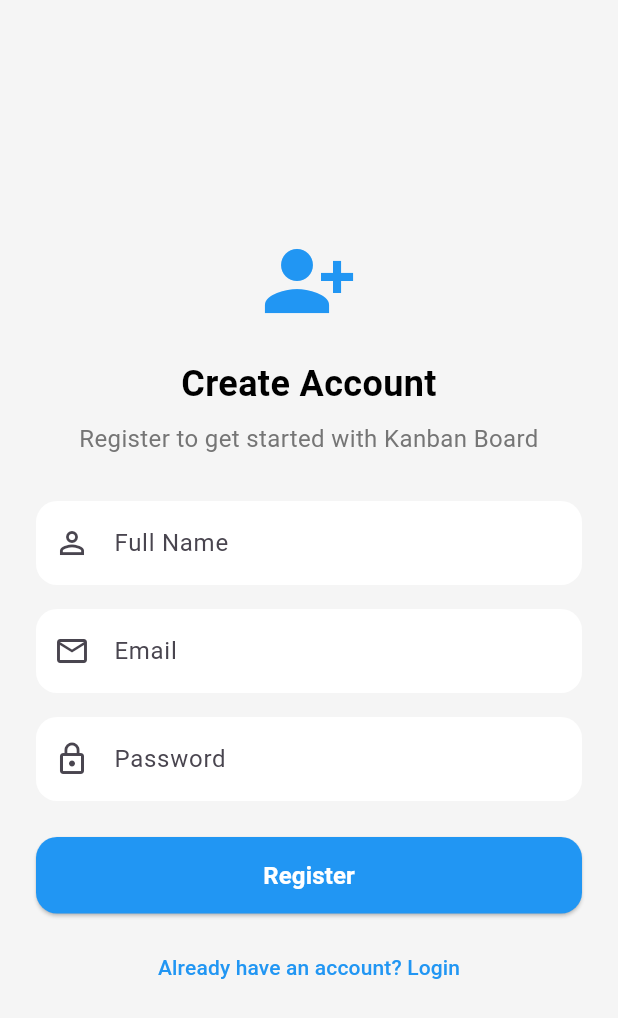
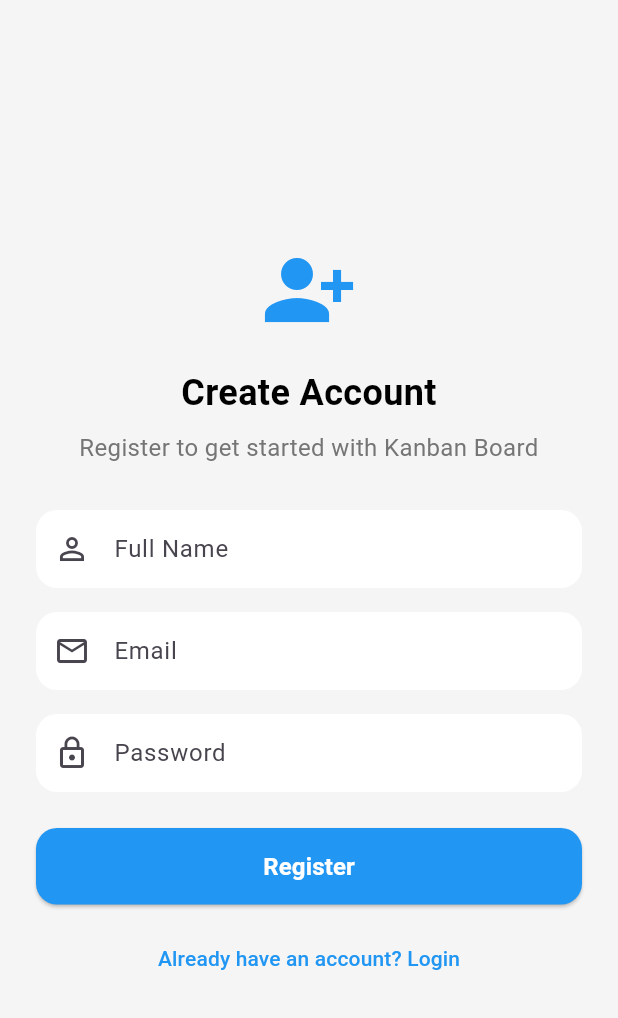
Before and after one commit to HardipMachi/kanban, a Flutter app: the KanbanScreen screen opened by its route, after a tap on the "logout" icon, after a tap on "Don't have an account? Register", on a phone screen of 412 x 824 dp. Shown: the top 1018 px of the screen. Run offline on Flutter 3.47's test engine with Material 3 defaults, Android fonts, the phone set to English and light mode, and no system bars; our stand-ins replace cloud_firestore, firebase_auth, firebase_core, flutter_riverpod, go_router; accounts and stored records are empty.

Commit message:
strings added in localization file

```diff
--- a/lib/features/auth/data/repository_impl/auth_repository_impl.dart
+++ b/lib/features/auth/data/repository_impl/auth_repository_impl.dart
@@ -1,4 +1,5 @@
 import 'package:firebase_auth/firebase_auth.dart';
+import 'package:kanban/app/app_constants/app_Strings.dart';
 import 'package:kanban/features/auth/data/model/user_model.dart';
 import 'package:kanban/features/auth/domain/entities/user_entity.dart';
 import 'package:kanban/features/auth/domain/repositories/auth_repository.dart';
@@ -22,7 +23,7 @@ class AuthRepositoryImpl implements AuthRepository {
     } on FirebaseAuthException {
       rethrow;
     } catch (e) {
-      throw Exception('Unexpected error: $e');
+      throw Exception('${AppStrings.unexpectedError} $e');
     }
   }
 
@@ -42,7 +43,7 @@ class AuthRepositoryImpl implements AuthRepository {
     } on FirebaseAuthException {
       rethrow;
     } catch (e) {
-      throw Exception('Unexpected error: $e');
+      throw Exception('${AppStrings.unexpectedError} $e');
     }
   }
 
--- a/lib/features/auth/presentation/di/auth_notifiers/auth_notifiers.dart
+++ b/lib/features/auth/presentation/di/auth_notifiers/auth_notifiers.dart
@@ -1,6 +1,7 @@
 import 'package:flutter/material.dart';
 import 'package:flutter_riverpod/flutter_riverpod.dart';
 import 'package:firebase_auth/firebase_auth.dart';
+import 'package:kanban/app/app_constants/app_Strings.dart';
 import 'package:kanban/features/auth/domain/entities/user_entity.dart';
 import 'package:kanban/features/auth/domain/usecases/login_usecase.dart';
 import 'package:kanban/features/auth/domain/usecases/logout_usecase.dart';
@@ -49,7 +50,7 @@ class AuthNotifier extends StateNotifier<AsyncValue<UserEntity?>> {
 
   // ------------------- LOGIN -------------------
   Future<void> login() async {
-    if (!validate()) throw Exception('Please fill all fields');
+    if (!validate()) throw Exception(AppStrings.fillDetail);
     try {
       state = const AsyncValue.loading();
       final user = await loginUseCase.call(
@@ -68,7 +69,7 @@ class AuthNotifier extends StateNotifier<AsyncValue<UserEntity?>> {
 
   // ------------------- REGISTER -------------------
   Future<void> register() async {
-    if (!validate(isRegister: true)) throw Exception('Please fill all fields');
+    if (!validate(isRegister: true)) throw Exception(AppStrings.fillDetail);
     try {
       state = const AsyncValue.loading();
       final user = await registerUseCase.call(
--- a/lib/features/auth/presentation/screens/login_screen.dart
+++ b/lib/features/auth/presentation/screens/login_screen.dart
@@ -9,6 +9,7 @@ import 'package:kanban/app/app_routes/app_router.dart';
 import 'package:kanban/core/utils/toast_util.dart';
 import 'package:kanban/features/auth/presentation/di/auth_providers/auth-providers.dart';
 import 'package:kanban/features/auth/presentation/di/auth_providers/auth_form_providers.dart';
+import 'package:kanban/features/auth/presentation/shared_widgets/custom_text_field.dart';
 import 'package:kanban/generated/s.dart';
 
 class LoginScreen extends ConsumerWidget {
@@ -37,47 +38,29 @@ class LoginScreen extends ConsumerWidget {
               const SizedBox(height: 20),
               Text(S.of(context)!.welcome, textAlign: TextAlign.center, style: AppTextStyles.heading),
               const SizedBox(height: 8),
-              const Text(
-                AppStrings.loginSubHeading,
+              Text(
+                S.of(context)!.loginSubHeading,
                 textAlign: TextAlign.center,
                 style: AppTextStyles.subHeading,
               ),
               const SizedBox(height: 30),
 
-              // Email TextField
-              TextField(
+              CustomTextField(
                 controller: authNotifier.emailController,
-                decoration: InputDecoration(
-                  prefixIcon: const Icon(Icons.email_outlined),
-                  labelText: S.of(context)!.emailLabel,
-                  filled: true,
-                  fillColor: AppColors.white,
-                  border: OutlineInputBorder(
-                    borderRadius: BorderRadius.circular(14),
-                    borderSide: BorderSide.none,
-                  ),
-                ),
+                label: S.of(context)!.emailLabel,
+                prefixIcon: Icons.email_outlined,
                 keyboardType: TextInputType.emailAddress,
               ),
               const SizedBox(height: 16),
 
-              // Password TextField
-              TextField(
+              CustomTextField(
                 controller: authNotifier.passwordController,
-                decoration: InputDecoration(
-                  prefixIcon: const Icon(Icons.lock_outline),
-                  labelText: S.of(context)!.passwordLabel,
-                  filled: true,
-                  fillColor: AppColors.white,
-                  border: OutlineInputBorder(
-                    borderRadius: BorderRadius.circular(14),
-                    borderSide: BorderSide.none,
-                  ),
-                ),
+                label: S.of(context)!.passwordLabel,
+                prefixIcon: Icons.lock_outline,
                 obscureText: true,
               ),
+
               const SizedBox(height: 24),
-
               // Login Button
               ElevatedButton(
                 style: AppButtonStyles.primary,
--- a/lib/features/auth/presentation/screens/register_screen.dart
+++ b/lib/features/auth/presentation/screens/register_screen.dart
@@ -8,6 +8,7 @@ import 'package:kanban/app/app_routes/app_router.dart';
 import 'package:kanban/core/utils/toast_util.dart';
 import 'package:kanban/features/auth/presentation/di/auth_providers/auth-providers.dart';
 import 'package:kanban/features/auth/presentation/di/auth_providers/auth_form_providers.dart';
+import 'package:kanban/features/auth/presentation/shared_widgets/custom_text_field.dart';
 import 'package:kanban/generated/s.dart';
 
 class RegisterScreen extends ConsumerWidget {
@@ -43,52 +44,25 @@ class RegisterScreen extends ConsumerWidget {
               ),
               const SizedBox(height: 30),
 
-              // Name TextField
-              TextField(
+              CustomTextField(
                 controller: authNotifier.nameController,
-                decoration: InputDecoration(
-                  prefixIcon: const Icon(Icons.person_outline),
-                  labelText: S.of(context)!.registerName,
-                  filled: true,
-                  fillColor: AppColors.white,
-                  border: OutlineInputBorder(
-                    borderRadius: BorderRadius.circular(14),
-                    borderSide: BorderSide.none,
-                  ),
-                ),
+                label: S.of(context)!.registerName,
+                prefixIcon: Icons.person_outline,
               ),
               const SizedBox(height: 16),
 
-              // Email TextField
-              TextField(
+              CustomTextField(
                 controller: authNotifier.emailController,
-                decoration: InputDecoration(
-                  prefixIcon: const Icon(Icons.email_outlined),
-                  labelText: S.of(context)!.emailLabel,
-                  filled: true,
-                  fillColor: AppColors.white,
-                  border: OutlineInputBorder(
-                    borderRadius: BorderRadius.circular(14),
-                    borderSide: BorderSide.none,
-                  ),
-                ),
+                label: S.of(context)!.emailLabel,
+                prefixIcon: Icons.email_outlined,
                 keyboardType: TextInputType.emailAddress,
               ),
               const SizedBox(height: 16),
 
-              // Password TextField
-              TextField(
+              CustomTextField(
                 controller: authNotifier.passwordController,
-                decoration: InputDecoration(
-                  prefixIcon: const Icon(Icons.lock_outline),
-                  labelText: S.of(context)!.passwordLabel,
-                  filled: true,
-                  fillColor: AppColors.white,
-                  border: OutlineInputBorder(
-                    borderRadius: BorderRadius.circular(14),
-                    borderSide: BorderSide.none,
-                  ),
-                ),
+                label: S.of(context)!.passwordLabel,
+                prefixIcon: Icons.lock_outline,
                 obscureText: true,
               ),
               const SizedBox(height: 24),
@@ -102,7 +76,9 @@ class RegisterScreen extends ConsumerWidget {
                   try {
                     await authNotifier.register();
                     final user = ref.read(authNotifierProvider).value;
-                    if (context.mounted) showToast(context, S.of(context)!.registerSuccess, isSuccess: true);
+                    if (context.mounted) {
+                      showToast(context, S.of(context)!.registerSuccess, isSuccess: true);
+                    }
                     if (user != null) appRouter.go(AppRouteNames.login);
                   } catch (e) {
                     if (context.mounted) showToast(context, e.toString(), isSuccess: false);
--- /dev/null
+++ b/lib/features/auth/presentation/shared_widgets/custom_text_field.dart
@@ -0,0 +1,45 @@
+import 'package:flutter/material.dart';
+import 'package:kanban/app/app_constants/app_colors.dart';
+
+class CustomTextField extends StatelessWidget {
+  final TextEditingController controller;
+  final String label;
+  final IconData? prefixIcon;
+  final bool obscureText;
+  final TextInputType keyboardType;
+  final int maxLines;
+  final bool enabled;
+
+  const CustomTextField({
+    super.key,
+    required this.controller,
+    required this.label,
+    this.prefixIcon,
+    this.obscureText = false,
+    this.keyboardType = TextInputType.text,
+    this.maxLines = 1,
+    this.enabled = true,
+  });
+
+  @override
+  Widget build(BuildContext context) {
+    return TextField(
+      controller: controller,
+      obscureText: obscureText,
+      keyboardType: keyboardType,
+      maxLines: maxLines,
+      enabled: enabled,
+      decoration: InputDecoration(
+        prefixIcon: prefixIcon != null ? Icon(prefixIcon) : null,
+        labelText: label,
+        filled: true,
+        fillColor: AppColors.white,
+        border: OutlineInputBorder(
+          borderRadius: BorderRadius.circular(14),
+          borderSide: BorderSide.none,
+        ),
+        contentPadding: const EdgeInsets.symmetric(vertical: 14, horizontal: 16),
+      ),
+    );
+  }
+}
--- a/lib/features/kanban/presentation/screens/kanban_screen.dart
+++ b/lib/features/kanban/presentation/screens/kanban_screen.dart
@@ -48,7 +48,7 @@ class KanbanScreen extends ConsumerWidget {
                     }
                   } catch (e) {
                     if (context.mounted) {
-                      showToast(context, "Logout failed: ${e.toString()}", isSuccess: false);
+                      showToast(context, "${AppStrings.logoutFailed} ${e.toString()}", isSuccess: false);
                     }
                   } finally {
                     ref.read(loadingProvider.notifier).state = false;
@@ -63,9 +63,9 @@ class KanbanScreen extends ConsumerWidget {
           ),
           body: tasksAsync.when(
             data: (tasks) {
-              final todo = tasks.where((t) => t.status == 'todo').toList();
-              final inProgress = tasks.where((t) => t.status == 'inProgress').toList();
-              final completed = tasks.where((t) => t.status == 'completed').toList();
+              final todo = tasks.where((t) => t.status == AppStrings.todo).toList();
+              final inProgress = tasks.where((t) => t.status == AppStrings.inProgress).toList();
+              final completed = tasks.where((t) => t.status == AppStrings.completed).toList();
 
               return SingleChildScrollView(
                 scrollDirection: Axis.horizontal,
@@ -74,18 +74,18 @@ class KanbanScreen extends ConsumerWidget {
                   child: Row(
                     crossAxisAlignment: CrossAxisAlignment.start,
                     children: [
-                      buildColumn(context, notifier, 'To Do', 'todo', todo, Colors.blue.shade100),
+                      buildColumn(context, notifier, AppStrings.todoColumnTitle, AppStrings.todo, todo, Colors.blue.shade100),
                       const SizedBox(width: 12),
-                      buildColumn(context, notifier, 'In Progress', 'inProgress', inProgress, Colors.orange.shade100),
+                      buildColumn(context, notifier, AppStrings.inProgressColumnTitle, AppStrings.inProgress, inProgress, Colors.orange.shade100),
                       const SizedBox(width: 12),
-                      buildColumn(context, notifier, 'Completed', 'completed', completed, Colors.green.shade100),
+                      buildColumn(context, notifier, AppStrings.completedColumnTitle, AppStrings.completed, completed, Colors.green.shade100),
                     ],
                   ),
                 ),
               );
             },
             loading: () => const Center(child: CircularProgressIndicator()),
-            error: (e, _) => Center(child: Text('Error: $e')),
+            error: (e, _) => Center(child: Text('${AppStrings.unexpectedError} $e')),
           ),
         ),
         if (isLoading)
@@ -125,7 +125,7 @@ class KanbanScreen extends ConsumerWidget {
               const SizedBox(height: 8),
               Expanded(
                 child: tasks.isEmpty
-                    ? const Center(child: Text('No tasks yet', style: TextStyle(color: Colors.grey)))
+                    ? const Center(child: Text(AppStrings.noTaskYet, style: TextStyle(color: Colors.grey)))
                     : ListView.builder(
                   padding: const EdgeInsets.symmetric(horizontal: 8),
                   itemCount: tasks.length,
@@ -152,7 +152,7 @@ class KanbanScreen extends ConsumerWidget {
                             children: [
                               Text(task.title,
                                   style: TextStyle(
-                                      decoration: task.status == 'completed' ? TextDecoration.lineThrough : null,
+                                      decoration: task.status == AppStrings.completed ? TextDecoration.lineThrough : null,
                                       fontWeight: FontWeight.w600,
                                       fontSize: 16)),
                               const SizedBox(height: 4),
@@ -165,7 +165,7 @@ class KanbanScreen extends ConsumerWidget {
                                   TextButton.icon(
                                     onPressed: () => showEditTaskDialog(context, notifier, task),
                                     icon: const Icon(Icons.edit, color: Colors.blue, size: 18),
-                                    label: const Text('Edit', style: TextStyle(color: Colors.blue)),
+                                    label: const Text(AppStrings.update, style: TextStyle(color: Colors.blue)),
                                   ),
                                   const SizedBox(width: 8),
                                   TextButton.icon(
@@ -176,7 +176,7 @@ class KanbanScreen extends ConsumerWidget {
                                       }
                                     },
                                     icon: const Icon(Icons.delete_outline, color: Colors.red, size: 18),
-                                    label: const Text('Delete', style: TextStyle(color: Colors.red)),
+                                    label: const Text(AppStrings.delete, style: TextStyle(color: Colors.red)),
                                   ),
                                 ],
                               )
```
Also changed, not shown: lib/app/app_constants/app_Strings.dart (+21 -0 lines), lib/core/utils/dialogue_utils.dart (+14 -13 lines), lib/l10n/intl_en.arb (+21 -1 lines), lib/generated/s.dart, lib/generated/s_en.dart.
